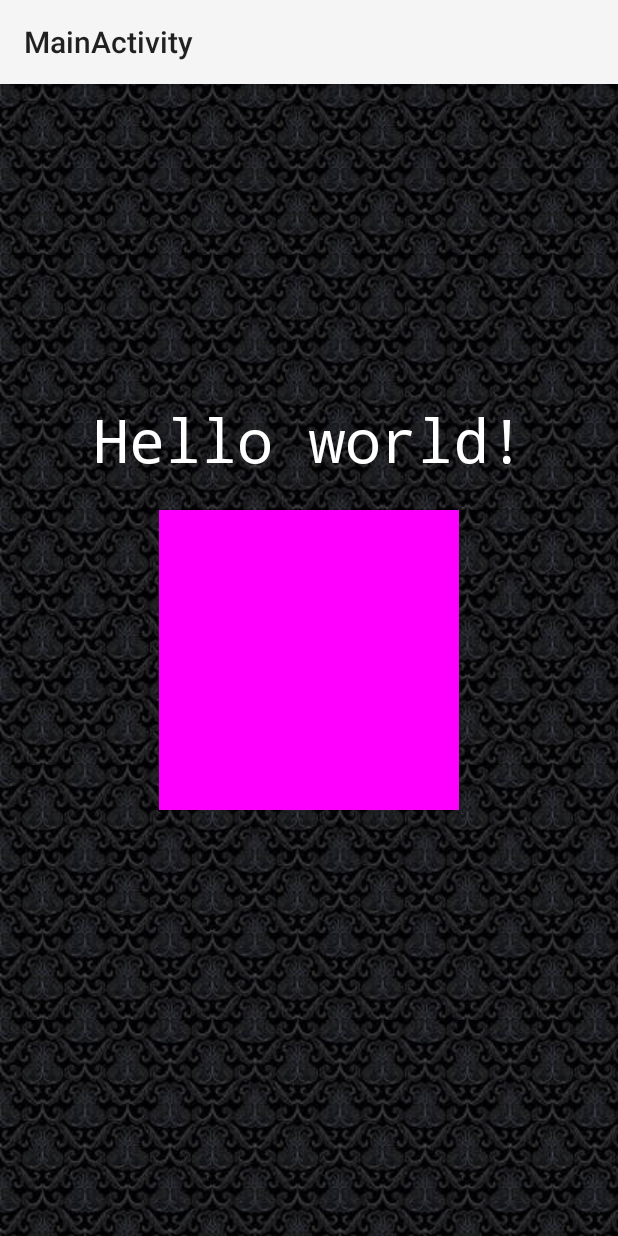
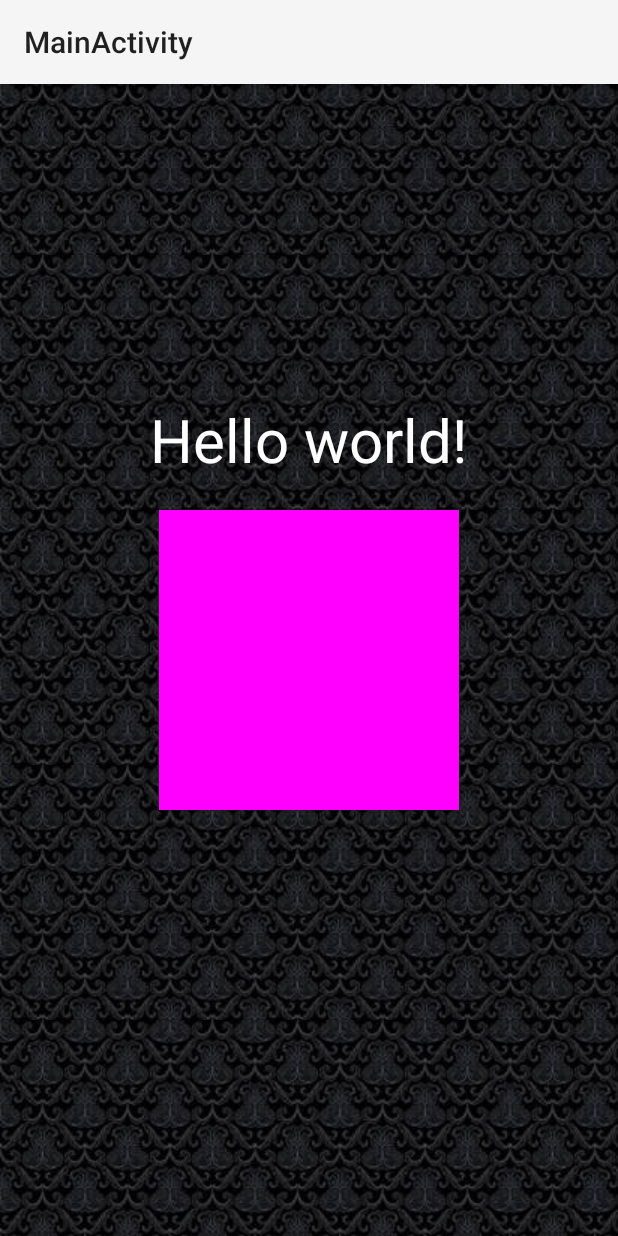
Before and after one commit to B-Nox/android_app, an Android app: the screen it shows after launch (MainActivity), on a phone screen of 412 x 824 dp. Run offline under Robolectric (Android 15) with nearby library versions, the phone set to English and light mode, and no system bars; our stand-ins replace ButterKnife.

Commit message:
add fonts

```diff
--- a/app/src/main/res/values-v21/styles.xml
+++ b/app/src/main/res/values-v21/styles.xml
@@ -6,6 +6,6 @@
 
     <style name="CodeFont" parent="@android:style/TextAppearance.Medium">
         <item name="android:textColor">#FFFFFF</item>
-        <item name="android:typeface">monospace</item>
+        <item name="android:fontFamily">coneria</item>
     </style>
 </resources>
```
Also changed, not shown: app/src/main/assets/fonts/coneria.ttf (added).
